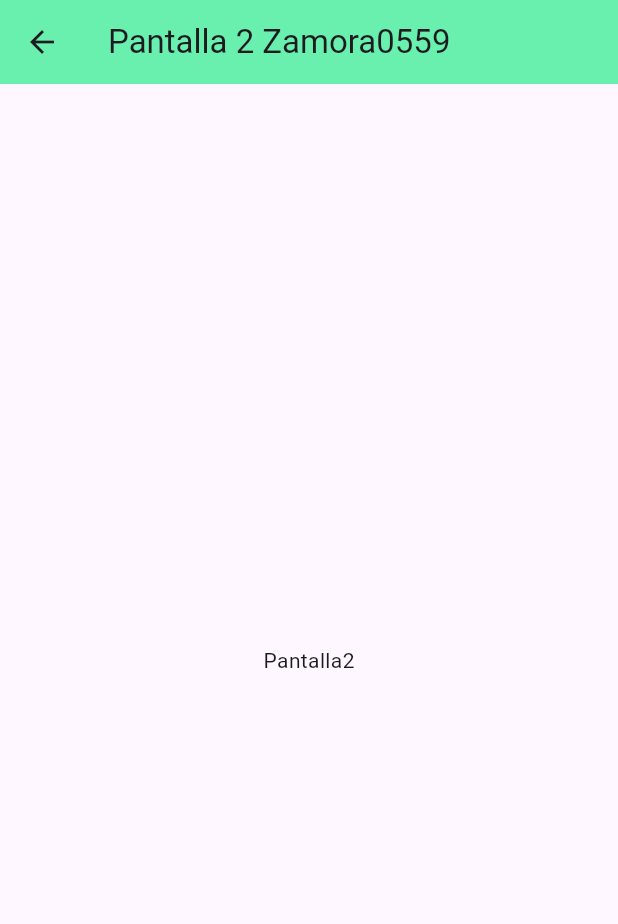
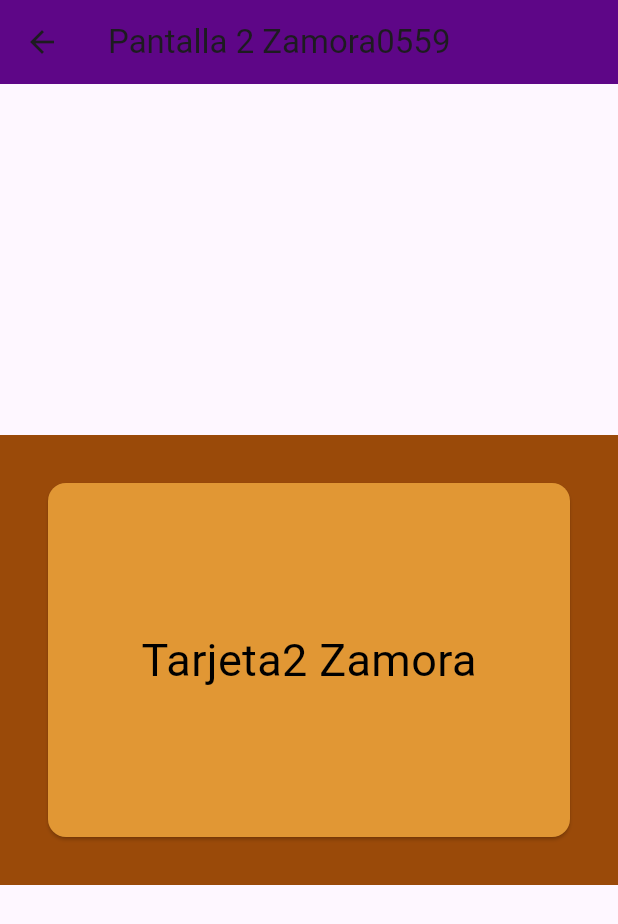
Before and after one commit to AlexaZamoraDominguez/p15Rutas2-0559, a Flutter app: the screen it shows after launch, after a tap on "Mover a Pantalla2", on a phone screen of 412 x 824 dp. Shown: the top 924 px of the screen. Run offline on Flutter 3.47's test engine with Material 3 defaults, Android fonts, the phone set to English and light mode, and no system bars; missing offline and left inert: dart:html.

```diff
--- a/lib/pantalla2_0559.dart
+++ b/lib/pantalla2_0559.dart
@@ -10,11 +10,26 @@ class Pantalla2_0559 extends StatelessWidget {
     return Scaffold(
       appBar: AppBar(
         title: Text('Pantalla 2 Zamora0559'),
-        backgroundColor: Colors.greenAccent,
+        backgroundColor: Color(0xff5e0687),
       ),
       body: Center(
-        child: Text(
-          'Pantalla2',
+        child: Container(
+          color: Color(0xff9a4a09),
+          width: double.infinity,
+          height: 300,
+          child: Card(
+            color: Color(0xffe19734),
+            margin: EdgeInsets.all(32),
+            child: Padding(
+              padding: EdgeInsets.all(16),
+              child: Center(
+                child: Text(
+                  'Tarjeta2 Zamora',
+                  style: TextStyle(fontSize: 30, color: Colors.black),
+                ),
+              ),
+            ),
+          ),
         ),
       ),
     );
--- a/lib/pantallaini_0559.dart
+++ b/lib/pantallaini_0559.dart
@@ -11,7 +11,7 @@ class PantallaIni_0559 extends StatelessWidget {
   Widget build(BuildContext context) {
     return Scaffold(
       appBar: AppBar(
-        title: Text("Pagina Inicial Zamora0559"),
+        title: const Text("Pagina Inicial Zamora0559"),
         backgroundColor: Colors.brown,
       ),
       body: Center(
@@ -22,13 +22,13 @@ class PantallaIni_0559 extends StatelessWidget {
               onPressed: () {
                 Navigator.pushNamed(context, "/Pantalla1_0559");
               }, //fin onpressed
-              child: Text("Mover a Pantalla1"),
+              child: const Text("Ejemplo Card"),
             ),
             ElevatedButton(
               onPressed: () {
                 Navigator.pushNamed(context, "/Pantalla2_0559");
               }, //fin onpressed
-              child: Text("Mover a Pantalla2"),
+              child: const Text("Mover a Pantalla2"),
             )
           ], //fin de ninos
         ),
```
Also changed, not shown: lib/pantalla1_0559.dart (+15 -11 lines).
